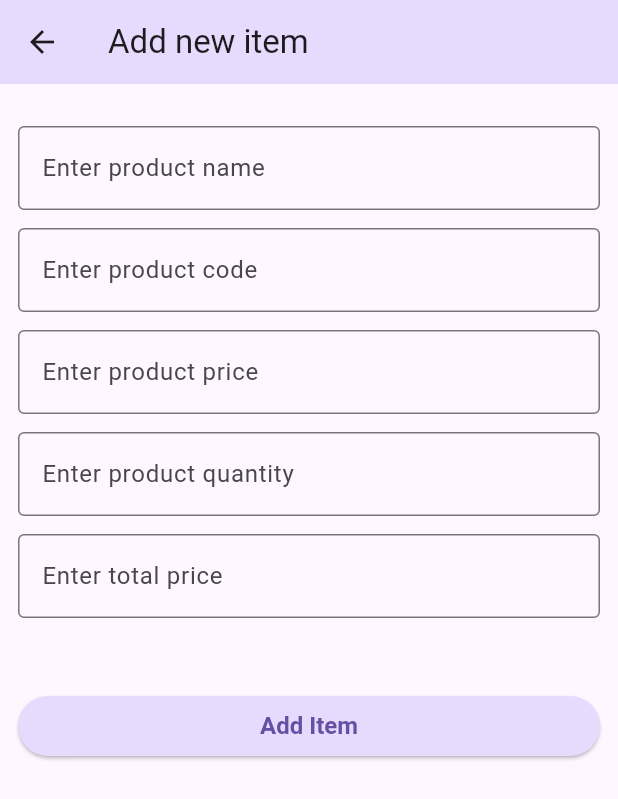
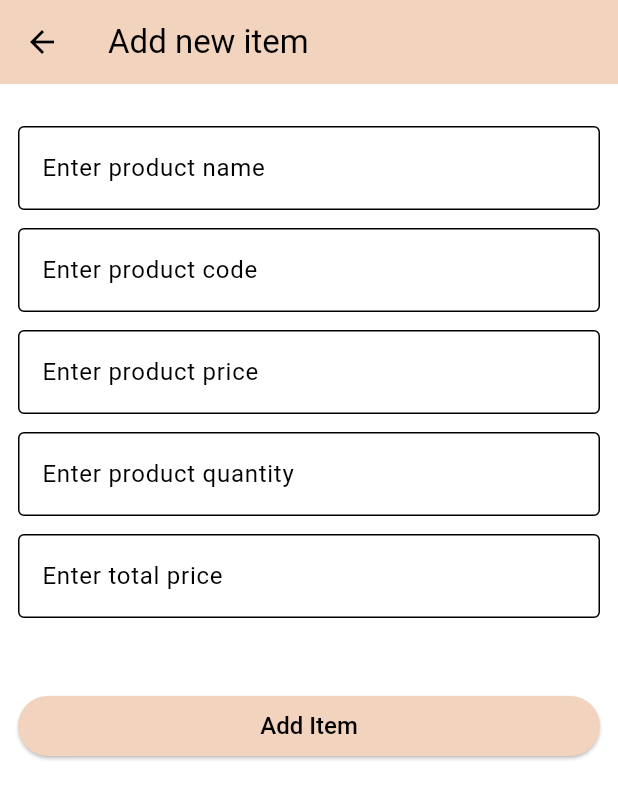
Before and after one commit to amitsurjo57/Flutter-Assignment, a Flutter app: the screen it shows after launch, after a tap on the "add" icon, on a phone screen of 412 x 824 dp. Shown: the top 799 px of the screen. Run offline on Flutter 3.47's test engine with Material 3 defaults, Android fonts, the phone set to English and light mode, and no system bars; network calls fail.

Commit message:
Ostad Assignment

```diff
--- a/lib/add_new_product_screen.dart
+++ b/lib/add_new_product_screen.dart
@@ -24,7 +24,7 @@ class _AddNewProductScreenState extends State<AddNewProductScreen> {
     return Scaffold(
       appBar: AppBar(
         title: const Text("Add new item"),
-        backgroundColor: Theme.of(context).primaryColor,
+        backgroundColor: Theme.of(context).colorScheme.primary,
       ),
       body: Padding(
         padding: const EdgeInsets.all(12.0),
@@ -41,11 +41,12 @@ class _AddNewProductScreenState extends State<AddNewProductScreen> {
                   : ElevatedButton(
                       onPressed: _onAddItem,
                       style: ElevatedButton.styleFrom(
-                        backgroundColor: Theme.of(context).primaryColor,
+                        backgroundColor: Theme.of(context).colorScheme.primary,
+                        foregroundColor: Colors.black,
                         fixedSize: const Size.fromWidth(double.maxFinite),
                         textStyle: const TextStyle(
                           fontSize: 16,
-                          fontWeight: FontWeight.bold,
+                          fontWeight: FontWeight.w500,
                         ),
                       ),
                       child: const Text("Add Item"),
--- a/lib/home_screen.dart
+++ b/lib/home_screen.dart
@@ -34,10 +34,10 @@ class _HomeScreenState extends State<HomeScreen> {
     return Scaffold(
       appBar: AppBar(
         title: const Text("Product List"),
-        backgroundColor: Theme.of(context).primaryColor,
+        backgroundColor: Theme.of(context).colorScheme.primary,
       ),
       bottomNavigationBar: BottomAppBar(
-        color: Theme.of(context).primaryColor,
+        color: Theme.of(context).colorScheme.primary,
         child: Row(
           mainAxisAlignment: MainAxisAlignment.spaceAround,
           children: [
@@ -81,15 +81,18 @@ class _HomeScreenState extends State<HomeScreen> {
             padding: const EdgeInsets.only(left: 32),
             child: FloatingActionButton(
               onPressed: getProduct,
+              backgroundColor: Theme.of(context).colorScheme.primary,
               child: const Icon(
                 Icons.refresh_rounded,
                 size: 32,
+                color: Colors.black,
               ),
             ),
           ),
           FloatingActionButton(
             onPressed: addItem,
-            child: const Icon(Icons.add, size: 32),
+            backgroundColor: Theme.of(context).colorScheme.primary,
+            child: const Icon(Icons.add, size: 32,color: Colors.black),
           ),
         ],
       ),
--- a/lib/main.dart
+++ b/lib/main.dart
@@ -13,7 +13,13 @@ class MyApp extends StatelessWidget {
     return MaterialApp(
       debugShowCheckedModeBanner: false,
       theme: ThemeData(
-        primaryColor: const Color(0xFFE7DBFD),
+        colorScheme: const ColorScheme.light(
+          primary: Color(0xFFF2D3BE),
+          secondary: Color(0xFFF5A882),
+        ),
+        dividerTheme: const DividerThemeData(
+          color: Colors.grey,
+        )
       ),
       home: const HomeScreen(),
     );
--- a/lib/product.dart
+++ b/lib/product.dart
@@ -25,6 +25,9 @@ class Product extends StatelessWidget {
               TextButton.icon(
                 onPressed: item.onEdit,
                 icon: const Icon(Icons.edit),
+                style: TextButton.styleFrom(
+                  foregroundColor: Theme.of(context).colorScheme.secondary,
+                ),
                 label: const Text("Edit"),
               ),
               TextButton.icon(
--- a/lib/update_product_screen.dart
+++ b/lib/update_product_screen.dart
@@ -41,7 +41,7 @@ class _UpdateProductScreenState extends State<UpdateProductScreen> {
     return Scaffold(
       appBar: AppBar(
         title: const Text("Update Item"),
-        backgroundColor: Theme.of(context).primaryColor,
+        backgroundColor: Theme.of(context).colorScheme.primary,
       ),
       body: Padding(
         padding: const EdgeInsets.all(12.0),
@@ -62,11 +62,12 @@ class _UpdateProductScreenState extends State<UpdateProductScreen> {
                         }
                       },
                       style: ElevatedButton.styleFrom(
-                        backgroundColor: Theme.of(context).primaryColor,
+                        backgroundColor: Theme.of(context).colorScheme.primary,
+                        foregroundColor: Colors.black,
                         fixedSize: const Size.fromWidth(double.maxFinite),
                         textStyle: const TextStyle(
                           fontSize: 16,
-                          fontWeight: FontWeight.bold,
+                          fontWeight: FontWeight.w500,
                         ),
                       ),
                       child: const Text("DONE"),
```
